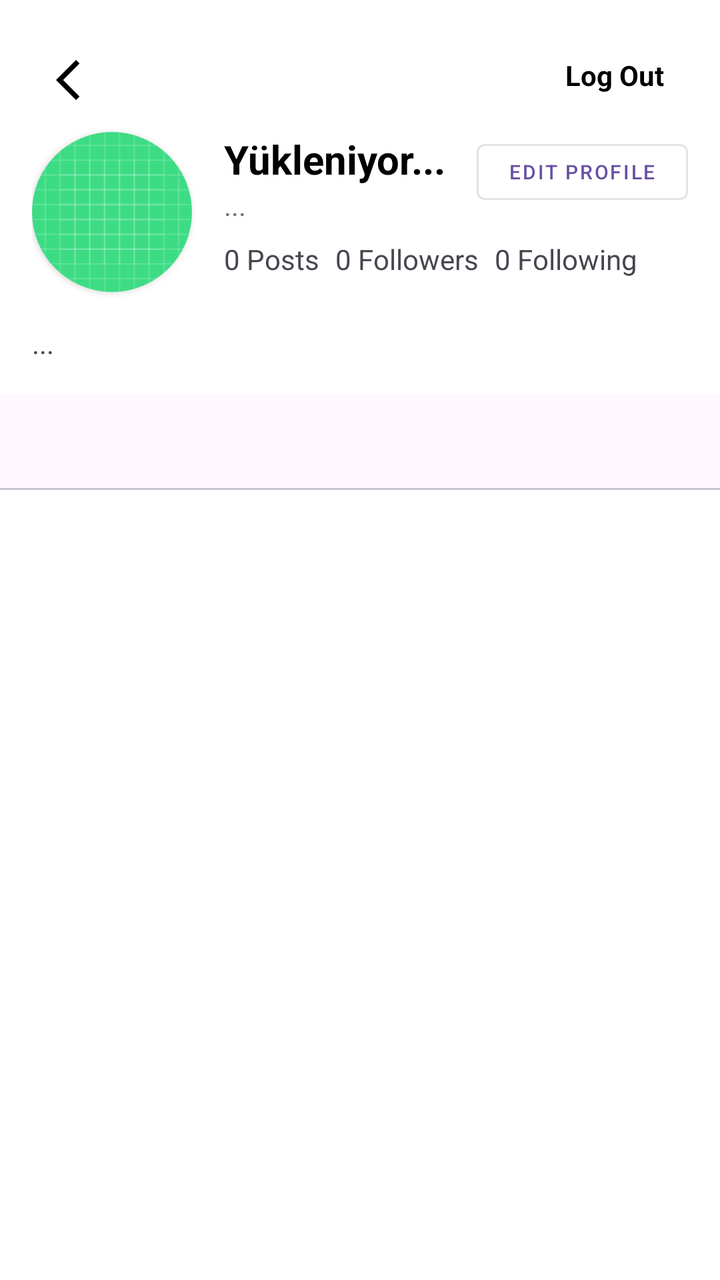
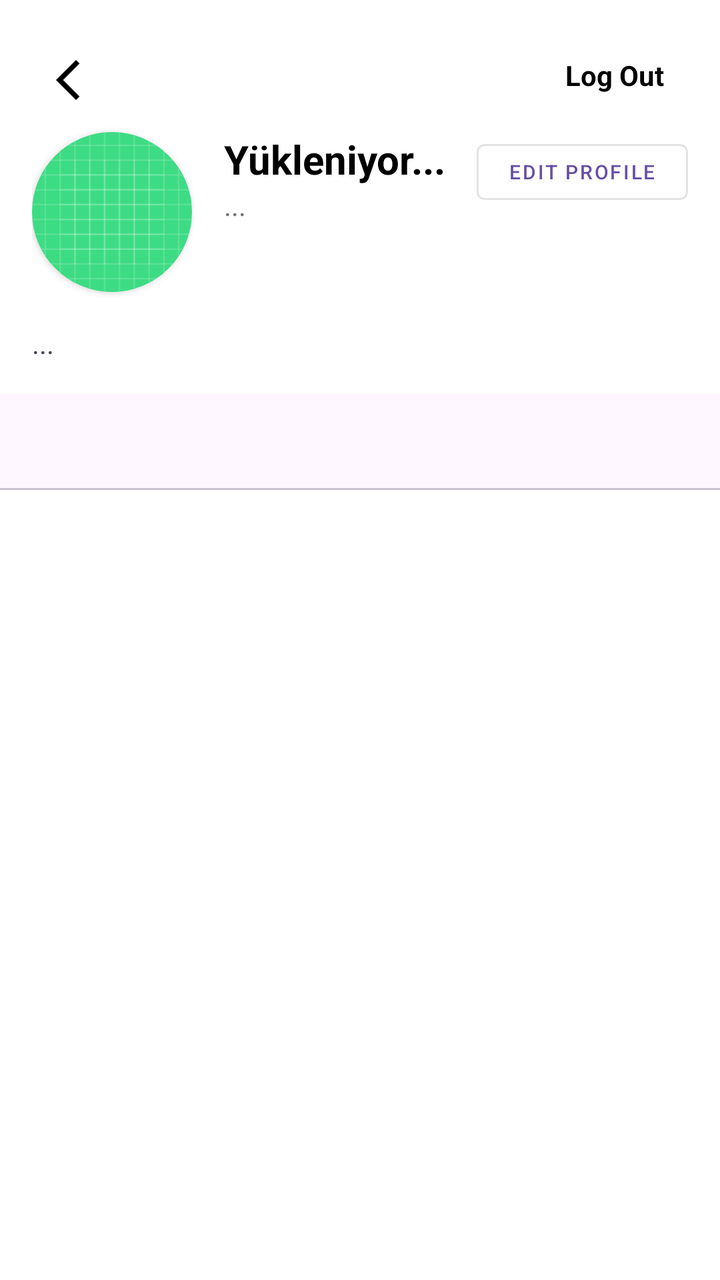

Compare the two renders of this Android layout. The source of the first and the diff that turns it into the second are given below.
<!-- AndroidManifest.xml: application theme Theme.StudyBuddy -->
<!-- res/layout/fragment_profile.xml -->
<?xml version="1.0" encoding="utf-8"?>
<androidx.coordinatorlayout.widget.CoordinatorLayout
    xmlns:android="http://schemas.android.com/apk/res/android"
    xmlns:app="http://schemas.android.com/apk/res-auto"
    android:layout_width="match_parent"
    android:layout_height="match_parent"
    android:background="@android:color/white">

    <LinearLayout
        android:layout_width="match_parent"
        android:layout_height="match_parent"
        android:orientation="vertical">

        <androidx.constraintlayout.widget.ConstraintLayout
            android:layout_width="match_parent"
            android:layout_height="wrap_content"
            android:padding="16dp">

            <androidx.cardview.widget.CardView
                android:id="@+id/profileImageCard"
                android:layout_width="80dp"
                android:layout_height="80dp"
                android:layout_marginTop="50dp"
                app:cardCornerRadius="40dp"
                app:layout_constraintStart_toStartOf="parent"
                app:layout_constraintTop_toTopOf="parent">

                <ImageView
                    android:id="@+id/profileImage"
                    android:layout_width="match_parent"
                    android:layout_height="match_parent"
                    android:scaleType="centerCrop"
                    android:src="@drawable/ic_launcher_background" />
            </androidx.cardview.widget.CardView>

            <TextView
                android:id="@+id/profileName"
                android:layout_width="wrap_content"
                android:layout_height="wrap_content"
                android:text="Yükleniyor..."
                android:textSize="20sp"
                android:textStyle="bold"
                android:textColor="@color/black"
                android:layout_marginStart="16dp"
                app:layout_constraintStart_toEndOf="@id/profileImageCard"
                app:layout_constraintTop_toTopOf="@id/profileImageCard" />

            <TextView
                android:id="@+id/profileHandle"
                android:layout_width="wrap_content"
                android:layout_height="wrap_content"
                android:text="..."
                android:textColor="@color/text_grey"
                android:layout_marginStart="16dp"
                app:layout_constraintStart_toEndOf="@id/profileImageCard"
                app:layout_constraintTop_toBottomOf="@id/profileName" />

            <Button
                android:id="@+id/btnEditProfile"
                android:layout_width="wrap_content"
                android:layout_height="40dp"
                android:text="Edit Profile"
                android:textSize="10sp"
                style="@style/Widget.MaterialComponents.Button.OutlinedButton"
                app:layout_constraintEnd_toEndOf="parent"
                app:layout_constraintTop_toTopOf="@id/profileImageCard"
                android:layout_marginTop="0dp"/>

            <LinearLayout
                android:id="@+id/statsLayout"
                android:layout_width="0dp"
                android:layout_height="wrap_content"
                android:orientation="horizontal"
                android:layout_marginTop="8dp"
                android:layout_marginStart="16dp"
                app:layout_constraintStart_toEndOf="@id/profileImageCard"
                app:layout_constraintTop_toBottomOf="@id/profileHandle"
                app:layout_constraintEnd_toEndOf="parent">

                <TextView android:id="@+id/txtPostsCount" android:layout_width="wrap_content" android:layout_height="wrap_content" android:text="0 Posts" android:layout_marginEnd="8dp"/>
                <TextView android:id="@+id/txtFollowersCount" android:layout_width="wrap_content" android:layout_height="wrap_content" android:text="0 Followers" android:layout_marginEnd="8dp"/>
                <TextView android:id="@+id/txtFollowingCount" android:layout_width="wrap_content" android:layout_height="wrap_content" android:text="0 Following"/>
            </LinearLayout>

            <TextView
                android:id="@+id/profileBio"
                android:layout_width="match_parent"
                android:layout_height="wrap_content"
                android:layout_marginTop="16dp"
                android:text="..."
                android:textSize="14sp"
                app:layout_constraintTop_toBottomOf="@id/profileImageCard"
                app:layout_constraintStart_toStartOf="parent"/>

        </androidx.constraintlayout.widget.ConstraintLayout>

        <com.google.android.material.tabs.TabLayout
            android:id="@+id/tabLayout"
            android:layout_width="match_parent"
            android:layout_height="wrap_content"
            app:tabIndicatorColor="@color/black"
            app:tabSelectedTextColor="@color/black"
            app:tabTextColor="@color/text_grey" />

        <androidx.viewpager2.widget.ViewPager2
            android:id="@+id/viewPager"
            android:layout_width="match_parent"
            android:layout_height="match_parent" />

    </LinearLayout>

    <ImageButton
        android:id="@+id/btnBack"
        android:layout_width="48dp"
        android:layout_height="48dp"
        android:layout_gravity="top|start"
        android:layout_margin="16dp"
        android:padding="12dp"
        android:background="?attr/selectableItemBackgroundBorderless"
        android:src="@drawable/outline_arrow_back_ios_24"
        app:tint="@color/black"
        android:clickable="true"
        android:focusable="true"
        android:elevation="10dp" />

    <TextView
        android:id="@+id/btnLogout"
        android:layout_width="wrap_content"
        android:layout_height="wrap_content"
        android:layout_gravity="top|end"
        android:layout_margin="16dp"
        android:text="Log Out"
        android:textColor="@color/black"
        android:textSize="14sp"
        android:textStyle="bold"
        android:padding="12dp"
        android:background="?attr/selectableItemBackgroundBorderless"
        android:clickable="true"
        android:focusable="true"
        android:elevation="10dp" />

</androidx.coordinatorlayout.widget.CoordinatorLayout>
<!-- resources referenced by this layout -->
<resources>
  <color name="black">#FF000000</color>
  <color name="text_grey">#757575</color>
  <!-- drawable ic_launcher_background: vector/xml drawable (drawable, 4866 chars, omitted) -->
  <!-- drawable outline_arrow_back_ios_24 (drawable) -->
  <vector xmlns:android="http://schemas.android.com/apk/res/android" android:autoMirrored="true" android:height="24dp" android:tint="#000000" android:viewportHeight="960" android:viewportWidth="960" android:width="24dp">
        
      <path android:fillColor="@android:color/white" android:pathData="M400,880L0,480L400,80L471,151L142,480L471,809L400,880Z"/>
      
  </vector>
  <style name="Theme.StudyBuddy" parent="Base.Theme.StudyBuddy" />
  <style name="Base.Theme.StudyBuddy" parent="Theme.Material3.DayNight.NoActionBar">
          
          
      </style>
</resources>

<!-- the commit's change to res/layout/fragment_profile.xml (unified diff, before → after) -->
@@ -76,10 +76,6 @@
                 app:layout_constraintStart_toEndOf="@id/profileImageCard"
                 app:layout_constraintTop_toBottomOf="@id/profileHandle"
                 app:layout_constraintEnd_toEndOf="parent">
-
-                <TextView android:id="@+id/txtPostsCount" android:layout_width="wrap_content" android:layout_height="wrap_content" android:text="0 Posts" android:layout_marginEnd="8dp"/>
-                <TextView android:id="@+id/txtFollowersCount" android:layout_width="wrap_content" android:layout_height="wrap_content" android:text="0 Followers" android:layout_marginEnd="8dp"/>
-                <TextView android:id="@+id/txtFollowingCount" android:layout_width="wrap_content" android:layout_height="wrap_content" android:text="0 Following"/>
             </LinearLayout>
 
             <TextView
